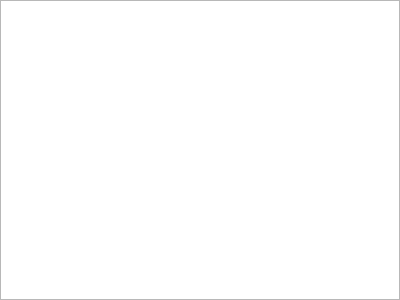
Before: the Qt Designer form src/Plugins/PlaylistWidget/playlistwidget.ui in safri-framework/safri-player, drawn with Qt 5.
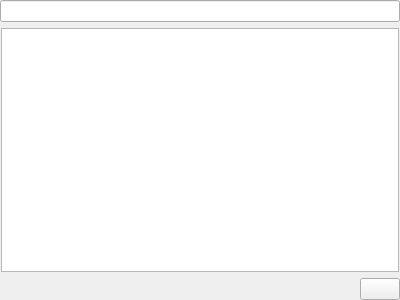
After: the same form once the commit is applied.

Diff of the .ui file:
```diff
--- a/src/Plugins/PlaylistWidget/playlistwidget.ui
+++ b/src/Plugins/PlaylistWidget/playlistwidget.ui
@@ -13,12 +13,31 @@
   <property name="windowTitle">
    <string>Form</string>
   </property>
-  <layout class="QHBoxLayout" name="horizontalLayout">
+  <layout class="QVBoxLayout" name="verticalLayout">
    <property name="spacing">
-    <number>0</number>
+    <number>5</number>
    </property>
    <property name="margin">
     <number>0</number>
+   </property>
+   <item>
+    <widget class="QLineEdit" name="lineEdit">
+     <property name="type" stdset="0">
+      <string>search</string>
+     </property>
+    </widget>
+   </item>
+   <item>
+    <widget class="QWidget" name="widget_2" native="true">
+     <property name="type" stdset="0">
+      <string>treeViewFrame</string>
+     </property>
+     <layout class="QVBoxLayout" name="verticalLayout_2">
+      <property name="spacing">
+       <number>0</number>
+      </property>
+      <property name="margin">
+       <number>1</number>
    </property>
    <item>
     <widget class="QTreeView" name="playlistView">
@@ -40,6 +59,47 @@
      <property name="rootIsDecorated">
       <bool>false</bool>
      </property>
+        <property name="type" stdset="0">
+         <string>treeView</string>
+        </property>
+       </widget>
+      </item>
+     </layout>
+    </widget>
+   </item>
+   <item>
+    <widget class="QWidget" name="widget" native="true">
+     <layout class="QHBoxLayout" name="horizontalLayout">
+      <property name="spacing">
+       <number>0</number>
+      </property>
+      <property name="margin">
+       <number>0</number>
+      </property>
+      <item>
+       <spacer name="horizontalSpacer">
+        <property name="orientation">
+         <enum>Qt::Horizontal</enum>
+        </property>
+        <property name="sizeHint" stdset="0">
+         <size>
+          <width>40</width>
+          <height>20</height>
+         </size>
+        </property>
+       </spacer>
+      </item>
+      <item>
+       <widget class="QPushButton" name="pushButton">
+        <property name="text">
+         <string/>
+        </property>
+        <property name="type" stdset="0">
+         <string>tiny</string>
+        </property>
+       </widget>
+      </item>
+     </layout>
     </widget>
    </item>
   </layout>
```
Lines whose indentation alone changed are shown as unchanged.
